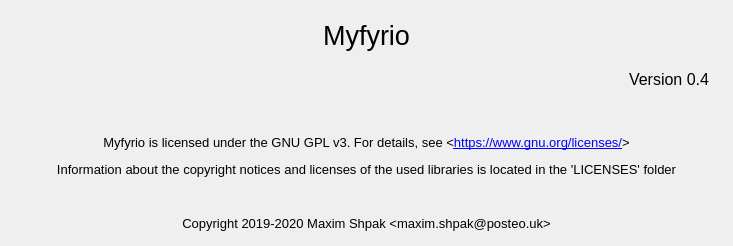
Qt form myfyrio/static/ui/aboutwindow.ui (max-dw-i/myfyrio) before a commit.
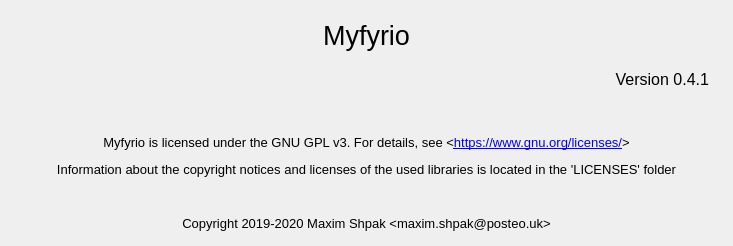
The same form after that commit.

Patch:
```diff
--- a/myfyrio/static/ui/aboutwindow.ui
+++ b/myfyrio/static/ui/aboutwindow.ui
@@ -66,7 +66,7 @@
           </font>
          </property>
          <property name="text">
-          <string>Version 0.4</string>
+          <string>Version 0.4.1</string>
          </property>
          <property name="alignment">
           <set>Qt::AlignRight|Qt::AlignTop|Qt::AlignTrailing</set>
```
